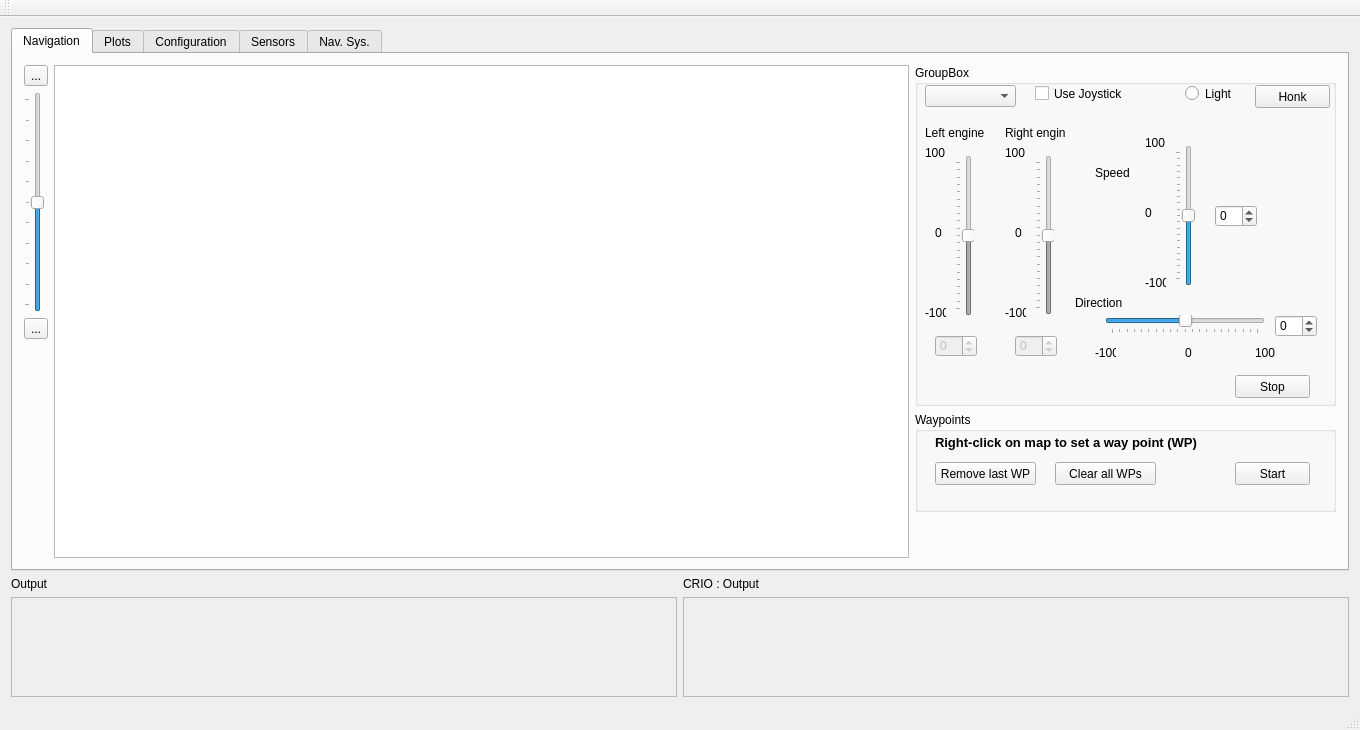
This is mainwindow.ui in debelyoo/catamaran-ui as Qt 5 draws it before an edit. The edited form follows.
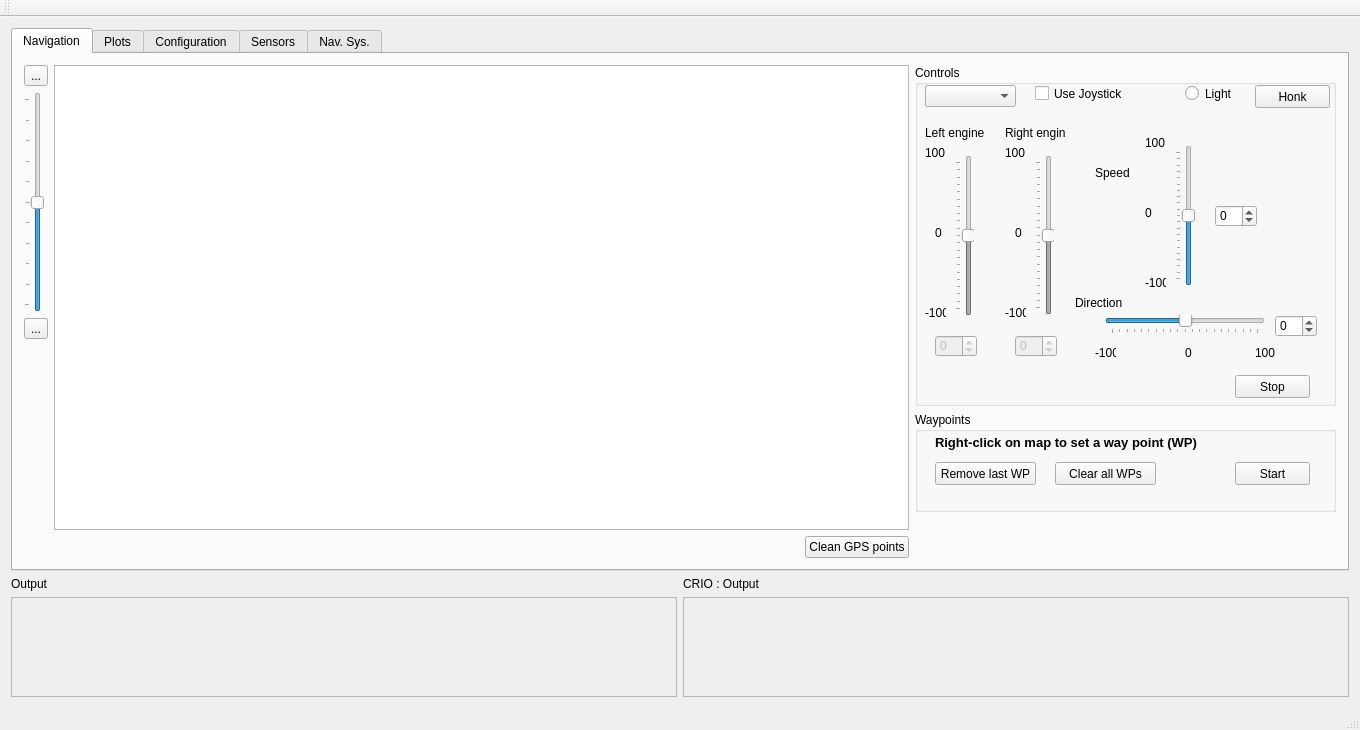
This is the edited form. Icons and pictures are not drawn.

Commit message: Add button to interface

What changed in the file:
```diff
--- a/mainwindow.ui
+++ b/mainwindow.ui
@@ -106,7 +106,35 @@
              </layout>
             </item>
             <item>
-             <widget class="QGraphicsView" name="graphicsView"/>
+             <layout class="QVBoxLayout" name="verticalLayout_7">
+              <item>
+               <widget class="QGraphicsView" name="graphicsView"/>
+              </item>
+              <item>
+               <layout class="QHBoxLayout" name="horizontalLayout_4">
+                <item>
+                 <spacer name="horizontalSpacer">
+                  <property name="orientation">
+                   <enum>Qt::Horizontal</enum>
+                  </property>
+                  <property name="sizeHint" stdset="0">
+                   <size>
+                    <width>40</width>
+                    <height>20</height>
+                   </size>
+                  </property>
+                 </spacer>
+                </item>
+                <item>
+                 <widget class="QPushButton" name="pushButton">
+                  <property name="text">
+                   <string>Clean GPS points</string>
+                  </property>
+                 </widget>
+                </item>
+               </layout>
+              </item>
+             </layout>
             </item>
             <item>
              <layout class="QVBoxLayout" name="verticalLayout_6">
@@ -131,7 +159,7 @@
                  </size>
                 </property>
                 <property name="title">
-                 <string>GroupBox</string>
+                 <string>Controls</string>
                 </property>
                 <widget class="QPushButton" name="stopBtn">
                  <property name="geometry">
@@ -726,9 +754,6 @@
             </item>
            </layout>
           </item>
-          <item>
-           <layout class="QHBoxLayout" name="horizontalLayout_4"/>
-          </item>
          </layout>
         </item>
        </layout>
```
Left out of the diff: 47 changed lines with no effect on the pictures. The commit also changes 4 other files.
